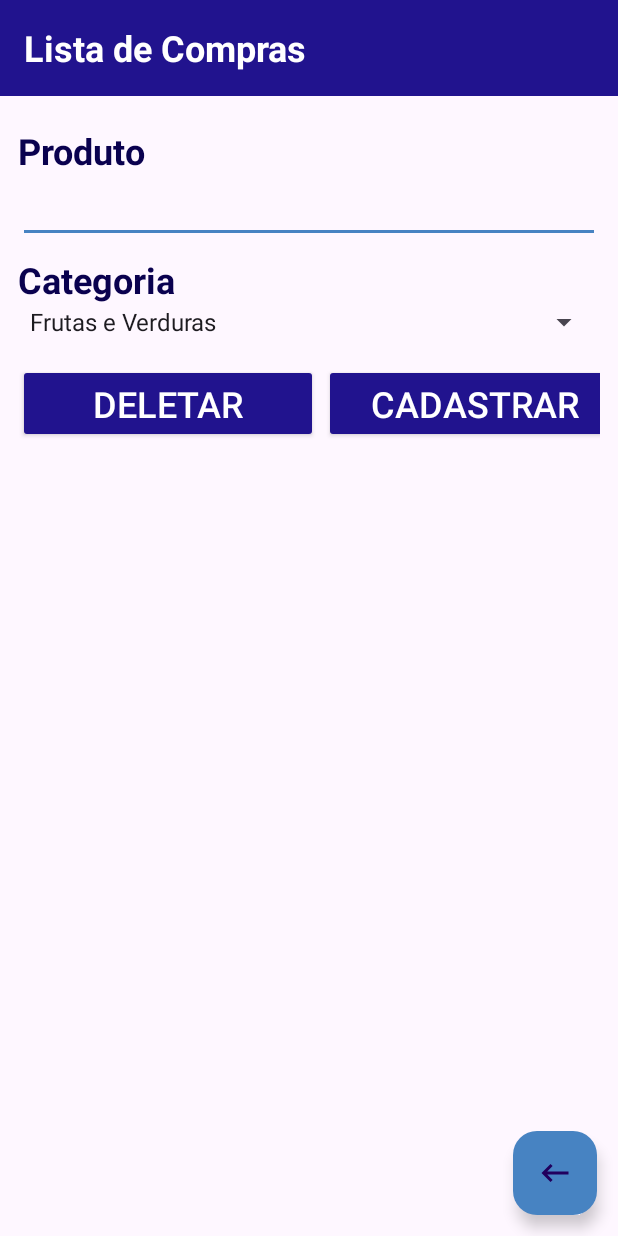
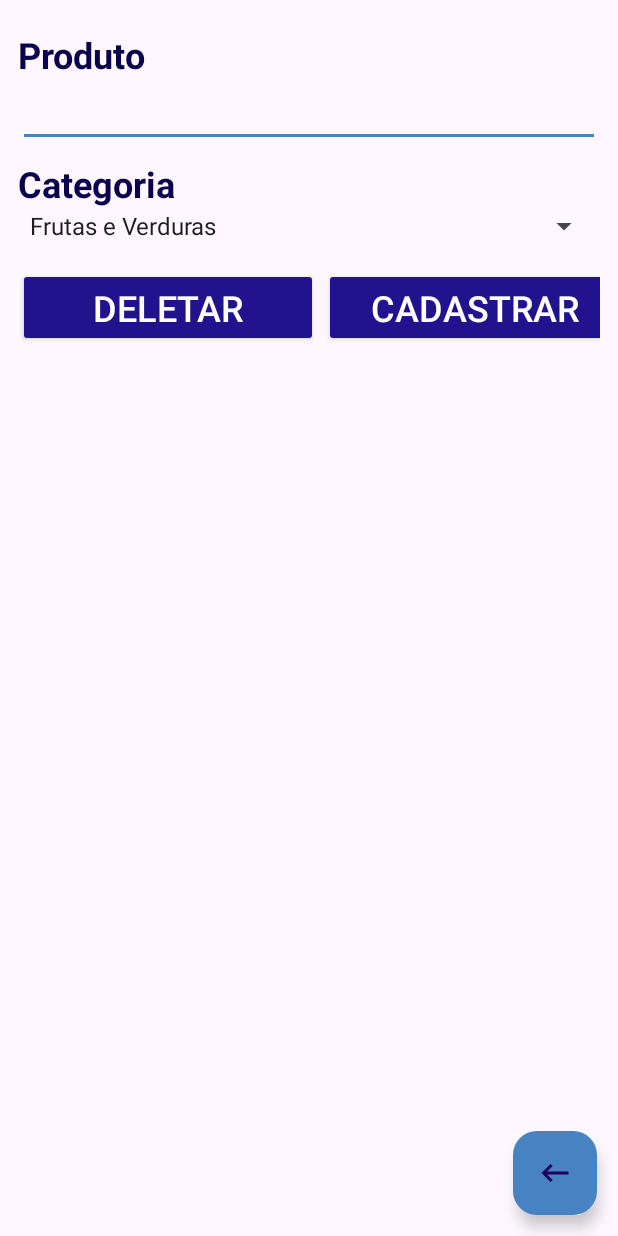
Before and after one commit to Fidelesju/ListaDeCompras, an Android app built with Jetpack Compose: the ProductDetailActivity screen opened directly, with no data from a screen before it, on a phone screen of 412 x 824 dp. Run offline under Robolectric (Android 15) with nearby library versions, the phone set to English and light mode, and no system bars.

Commit message:
Removendo menu

```diff
--- a/app/src/main/java/com/example/listacompras/presentation/activity/ProductDetailActivity.kt
+++ b/app/src/main/java/com/example/listacompras/presentation/activity/ProductDetailActivity.kt
@@ -39,7 +39,6 @@ class ProductDetailActivity : AppCompatActivity() {
     override fun onCreate(savedInstanceState: Bundle?) {
         super.onCreate(savedInstanceState)
         setContentView(R.layout.activity_product_detail)
-        setSupportActionBar(findViewById(R.id.toolbar))
         supportActionBar?.setDisplayShowTitleEnabled(false)
 
         //region variables
@@ -145,33 +144,6 @@ class ProductDetailActivity : AppCompatActivity() {
     }
 
 
-    //TODO Make menu
-//    override fun onCreateOptionsMenu(menu: Menu?): Boolean {
-//        try {
-//            val inflater: MenuInflater = menuInflater
-//            inflater.inflate(R.menu.menu_detail_product, menu)
-//        } catch (ex: Exception) {
-//            ex.printStackTrace()
-//        }
-//        return true
-//    }
-
-//
-//    override fun onOptionsItemSelected(item: MenuItem): Boolean {
-//        return when (item.itemId) {
-//            R.id.delete_product -> {
-//                if (products != null) {
-//                    performAction(products!!, ActionType.DELETE)
-//                } else {
-//                    Log.d("ERRO", "onOptionsItemSelected")
-//                }
-//                true
-//            }
-//
-//            else -> super.onOptionsItemSelected(item)
-//        }
-//    }
-
     private fun performAction(products: Products, actionType: ActionType) {
 
         val productAction = ProductAction(products, actionType.name)
--- a/app/src/main/res/layout/activity_product_detail.xml
+++ b/app/src/main/res/layout/activity_product_detail.xml
@@ -6,11 +6,6 @@
     android:layout_height="match_parent"
     tools:context=".presentation.activity.MainActivity">
 
-    <include
-        android:id="@+id/include"
-        layout="@layout/toolbar"
-        app:layout_constraintEnd_toEndOf="parent"
-        app:layout_constraintStart_toStartOf="parent" />
 
     <LinearLayout
         android:layout_width="match_parent"
@@ -19,7 +14,7 @@
         android:orientation="vertical"
         app:layout_constraintEnd_toEndOf="parent"
         app:layout_constraintStart_toStartOf="parent"
-        app:layout_constraintTop_toBottomOf="@+id/include">
+        app:layout_constraintTop_toTopOf="parent">
 
         <LinearLayout
             android:layout_width="match_parent"
@@ -36,6 +31,7 @@
 
             <EditText
                 android:id="@+id/edt_product"
+                android:inputType="textCapSentences"
                 android:layout_width="match_parent"
                 android:layout_height="wrap_content" />
         </LinearLayout>
--- a/app/src/main/res/layout/toolbar.xml
+++ /dev/null
@@ -1,15 +0,0 @@
-<?xml version="1.0" encoding="utf-8"?>
-<androidx.appcompat.widget.Toolbar xmlns:android="http://schemas.android.com/apk/res/android"
-    android:id="@+id/toolbar"
-    android:layout_width="match_parent"
-    android:layout_height="?attr/actionBarSize"
-    android:background="?attr/colorPrimary"
-    android:elevation="4dp">
-
-    <TextView
-
-        style="@style/header"
-        android:layout_width="wrap_content"
-        android:layout_height="wrap_content"
-        android:text="@string/app_name" />
-</androidx.appcompat.widget.Toolbar>
--- a/app/src/main/res/menu/menu_detail_product.xml
+++ /dev/null
@@ -1,6 +0,0 @@
-<?xml version="1.0" encoding="utf-8"?>
-<menu xmlns:android="http://schemas.android.com/apk/res/android">
-    <item
-        android:id="@+id/delete_product"
-        android:title="Excluir" />
-</menu>
```
